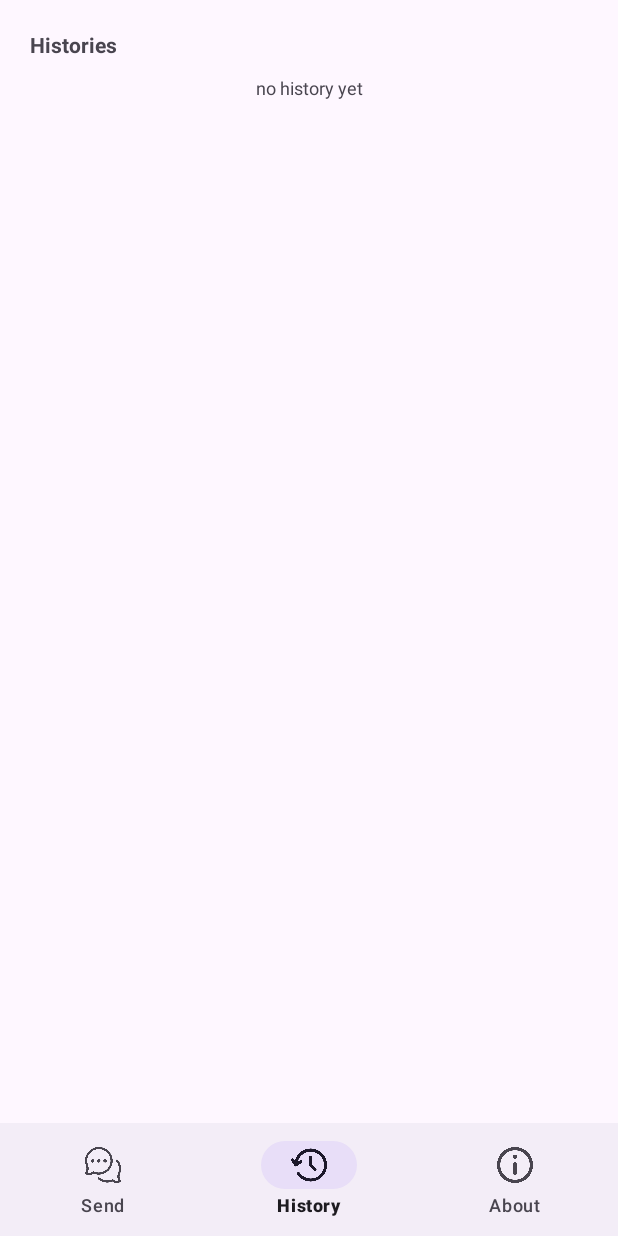
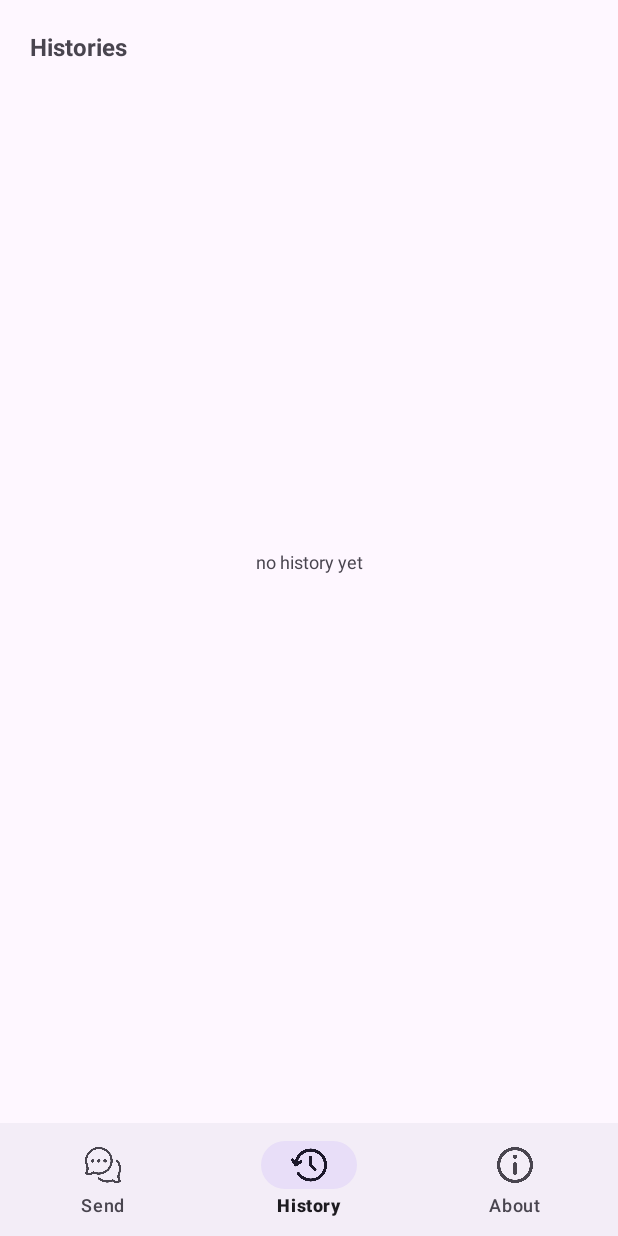
Before and after one commit to yunusfebriansyah/koding-siap-saji, an Android app: the screen it shows after launch (MainActivity), item 2 of the bottom bar chosen, on a phone screen of 412 x 824 dp. Run offline under Robolectric (Android 15) with nearby library versions, the phone set to English and light mode, and no system bars; libraries missing offline, so code that uses them is left out: com.fredporciuncula.phonemoji; 1 statement that could not run was skipped.

Commit message:
Membuat Aplikasi WhatSend

```diff
--- a/new-whatsend/app/src/main/java/com/whatsend/HistoryFragment.java
+++ b/new-whatsend/app/src/main/java/com/whatsend/HistoryFragment.java
@@ -67,6 +67,7 @@ public class HistoryFragment extends Fragment {
 
         rcvData.setLayoutManager(linearLayoutManagerData);
         rcvData.setHasFixedSize(true);
+        rcvData.setNestedScrollingEnabled(false);
         rcvData.setAdapter(adapterData);
 
         cursor = db.rawQuery("SELECT * FROM tbl_history ORDER BY id DESC",null);
--- a/new-whatsend/app/src/main/res/layout/fragment_history.xml
+++ b/new-whatsend/app/src/main/res/layout/fragment_history.xml
@@ -18,19 +18,15 @@
             android:layout_width="match_parent"
             android:layout_height="wrap_content"
             android:orientation="vertical"
-            android:paddingVertical="20dp">
+            android:paddingTop="20dp">
 
             <TextView
                 android:layout_width="match_parent"
                 android:layout_height="wrap_content"
                 android:text="Histories"
                 android:textStyle="bold"
-                android:textSize="14sp"
+                android:textSize="16sp"
                 android:layout_marginBottom="5dp"/>
-
-            <TextView
-                android:id="@+id/txt_blank"
-                style="@style/blank_text"/>
 
             <androidx.recyclerview.widget.RecyclerView
                 android:id="@+id/rcv_data"
@@ -40,4 +36,12 @@
 
     </ScrollView>
 
+    <TextView
+        android:id="@+id/txt_blank"
+        style="@style/blank_text"
+        app:layout_constraintTop_toTopOf="parent"
+        app:layout_constraintStart_toStartOf="parent"
+        app:layout_constraintBottom_toBottomOf="parent"
+        app:layout_constraintEnd_toEndOf="parent"/>
+
 </androidx.constraintlayout.widget.ConstraintLayout>
```
